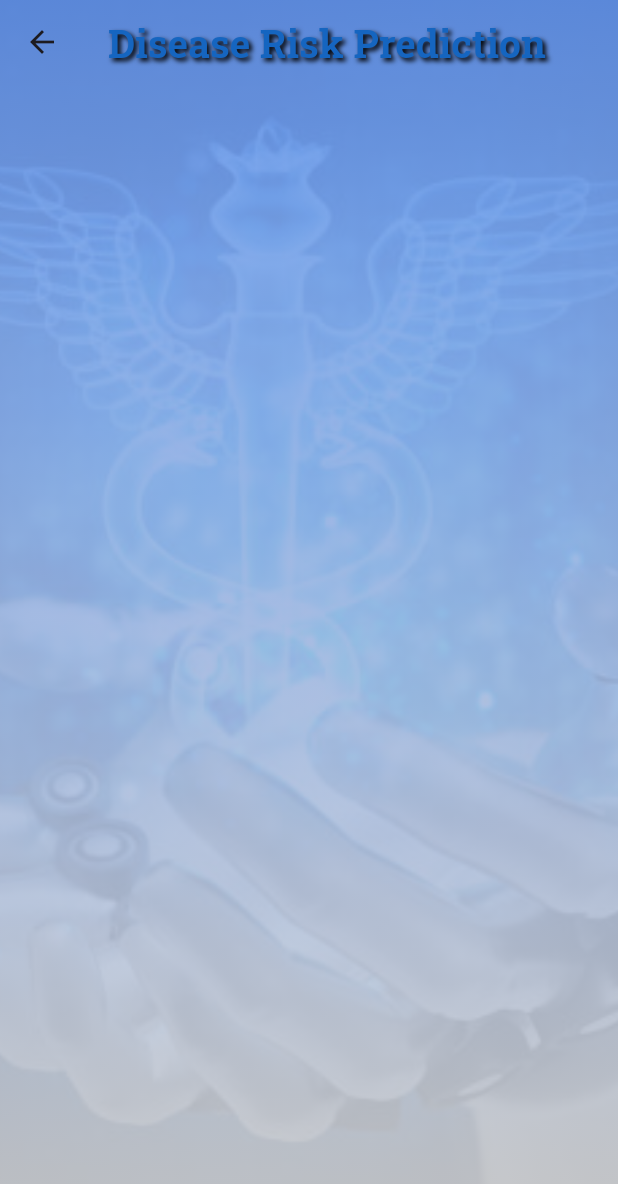
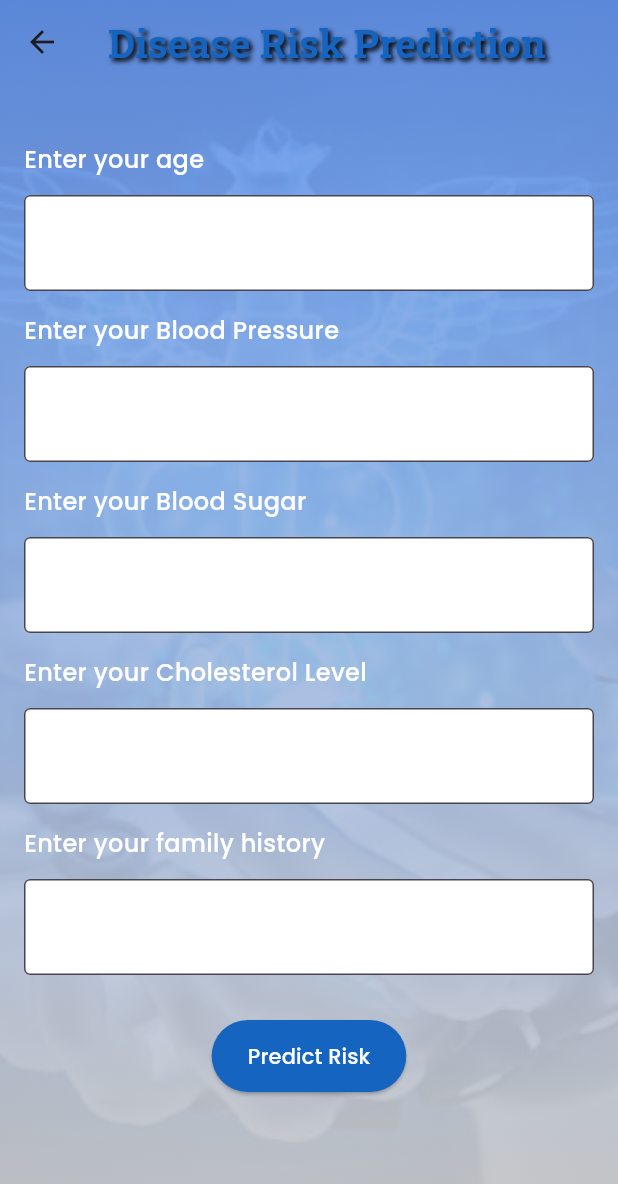
Before and after one commit to callmesidhu/AI-myAIdoctor-hackathon, a Flutter app: the screen it shows after launch, after a tap on "Disease Risk Prediction", on a phone screen of 412 x 824 dp. Shown: the top 1184 px of the screen. Run offline on Flutter 3.47's test engine with Material 3 defaults, Android fonts, the phone set to English and light mode, and no system bars; our stand-ins replace google_fonts.

Commit message:
Added Risk prediction page

```diff
--- a/Flutter-My-Doctor-App/lib/pages/home_page.dart
+++ b/Flutter-My-Doctor-App/lib/pages/home_page.dart
@@ -1,10 +1,10 @@
 
 
 import 'package:flutter/material.dart';
-import 'package:flutter_my_doctor_app/pages/risk_page.dart';
+import 'package:flutter_my_doctor_app/pages/riskprediction_page.dart';
 import 'package:google_fonts/google_fonts.dart';
 import 'diagnosis_page.dart';
-import 'risk_page.dart';
+import 'riskprediction_page.dart';
 import 'alert_page.dart';
 import 'chat_page.dart';
 import 'telemedicine_page.dart';
@@ -97,7 +97,7 @@ class HomePage extends StatelessWidget {
                             if (item['label'] == 'Disease Risk Prediction') {
                               Navigator.push(
                                 context,
-                                MaterialPageRoute(builder: (context) => RiskPage()),
+                                MaterialPageRoute(builder: (context) => RiskPredictionPage()),
                               );
                             }
                             if (item['label'] == 'Health Alerts and Notifications') {
--- a/Flutter-My-Doctor-App/lib/pages/risk_page.dart
+++ /dev/null
@@ -1,60 +0,0 @@
-import 'package:flutter/material.dart';
-import 'package:google_fonts/google_fonts.dart';
-class RiskPage extends StatelessWidget {
-  @override
-  Widget build(BuildContext context) {
-    return Scaffold(
-      appBar: AppBar(
-        backgroundColor: Colors.transparent,
-        elevation: 0,
-        title: Text(
-          'Disease Risk Prediction',
-          style: GoogleFonts.robotoSlab(
-            fontSize: 26,
-            fontWeight: FontWeight.bold,
-            color: Colors.blue[800],
-            shadows: [
-              Shadow(
-                color: Colors.black,
-                offset: Offset(2, 2),
-                blurRadius: 4,
-              ),
-            ],
-          ),
-        ),
-        centerTitle: true,
-      ),
-      extendBodyBehindAppBar: true,
-      body: Stack(
-        children: [
-          // Background Image
-          Positioned.fill(
-            child: Image.asset(
-              'assets/images/bg.jpg',
-              fit: BoxFit.cover,
-            ),
-          ),
-
-          // Gradient Overlay
-          Positioned.fill(
-            child: Container(
-              decoration: BoxDecoration(
-                gradient: LinearGradient(
-                  colors: [
-                    Color.fromRGBO(100, 149, 237, 0.9), // custom blue tone
-                    Color.fromRGBO(211, 211, 211, 0.9), // light grey
-                  ],
-                  begin: Alignment.topCenter,
-                  end: Alignment.bottomCenter,
-                ),
-              ),
-            ),
-          ),
-
-          // Page Content
-
-        ],
-      ),
-    );
-  }
-}
--- /dev/null
+++ b/Flutter-My-Doctor-App/lib/pages/riskprediction_page.dart
@@ -0,0 +1,141 @@
+import 'package:flutter/material.dart';
+import 'package:google_fonts/google_fonts.dart';
+
+class RiskPredictionPage extends StatefulWidget {
+  @override
+  _RiskPredictionPageState createState() => _RiskPredictionPageState();
+}
+
+class _RiskPredictionPageState extends State<RiskPredictionPage> {
+  final _formKey = GlobalKey<FormState>();
+
+  @override
+  Widget build(BuildContext context) {
+    return Scaffold(
+      extendBodyBehindAppBar: true,
+      appBar: AppBar(
+        backgroundColor: Colors.transparent,
+        elevation: 0,
+        centerTitle: true,
+        title: Text(
+          'Disease Risk Prediction',
+          style: GoogleFonts.robotoSlab(
+            fontSize: 26,
+            fontWeight: FontWeight.bold,
+            color: Colors.blue[800],
+            shadows: [
+              Shadow(
+                color: Colors.black,
+                offset: Offset(2, 2),
+                blurRadius: 4,
+              ),
+            ],
+          ),
+        ),
+      ),
+      body: Stack(
+        children: [
+          // Background Image
+          Positioned.fill(
+            child: Image.asset(
+              'assets/images/bg.jpg',
+              fit: BoxFit.cover,
+            ),
+          ),
+          // Gradient Overlay
+          Positioned.fill(
+            child: Container(
+              decoration: BoxDecoration(
+                gradient: LinearGradient(
+                  colors: [
+                    Color.fromRGBO(100, 149, 237, 0.9),
+                    Color.fromRGBO(211, 211, 211, 0.9),
+                  ],
+                  begin: Alignment.topCenter,
+                  end: Alignment.bottomCenter,
+                ),
+              ),
+            ),
+          ),
+          // Form Content
+          SingleChildScrollView(
+    child: ConstrainedBox(
+    constraints: BoxConstraints(
+    minHeight: MediaQuery.of(context).size.height,
+    ),
+    child: IntrinsicHeight(
+            child: Container(
+              padding: EdgeInsets.fromLTRB(16, kToolbarHeight + 24, 16, 32),
+              width: double.infinity,
+              child: Form(
+                key: _formKey,
+                child: Column(
+                  crossAxisAlignment: CrossAxisAlignment.start,
+                  children: [
+                    buildLabel('Enter your age'),
+                    buildTextField(),
+                    buildLabel('Enter your Blood Pressure'),
+                    buildTextField(),
+                    buildLabel('Enter your Blood Sugar'),
+                    buildTextField(),
+                    buildLabel('Enter your Cholesterol Level'),
+                    buildTextField(),
+                    buildLabel('Enter your family history'),
+                    buildTextField(),
+                    SizedBox(height: 30),
+                    Center(
+                      child: ElevatedButton(
+                        onPressed: () {
+                        },
+                        style: ElevatedButton.styleFrom(
+                          backgroundColor: Colors.blue[800],
+                          padding: EdgeInsets.symmetric(
+                              horizontal: 24, vertical: 14),
+                        ),
+                        child: Text(
+                          'Predict Risk',
+                          style: GoogleFonts.poppins(color: Colors.white),
+                        ),
+                      ),
+                    ),
+                  ],
+                ),
+              ),
+            ),
+          ),
+    )
+    ),
+    ],
+      ),
+    );
+  }
+
+  Widget buildLabel(String label) {
+    return Padding(
+      padding: const EdgeInsets.only(bottom: 12.0, top: 15),
+      child: Text(
+        label,
+        style: GoogleFonts.poppins(
+          fontSize: 16,
+          fontWeight: FontWeight.w500,
+          color: Colors.white,
+        ),
+      ),
+    );
+  }
+
+  Widget buildTextField() {
+    return TextFormField(
+      decoration: InputDecoration(
+        filled: true,
+        fillColor: Colors.white,
+        border: OutlineInputBorder(),
+        focusedBorder: OutlineInputBorder(
+          borderSide: BorderSide(color: Colors.teal, width: 2),
+        ),
+        contentPadding: EdgeInsets.symmetric(vertical: 20, horizontal: 12),
+      ),
+      keyboardType: TextInputType.number,
+    );
+  }
+}
```
Also changed, not shown: Flutter-My-Doctor-App/lib/pages/diagnosis_page.dart (+44 -18 lines), Flutter-My-Doctor-App/lib/pages/planner_page.dart (+24 -9 lines), 4 other files.
